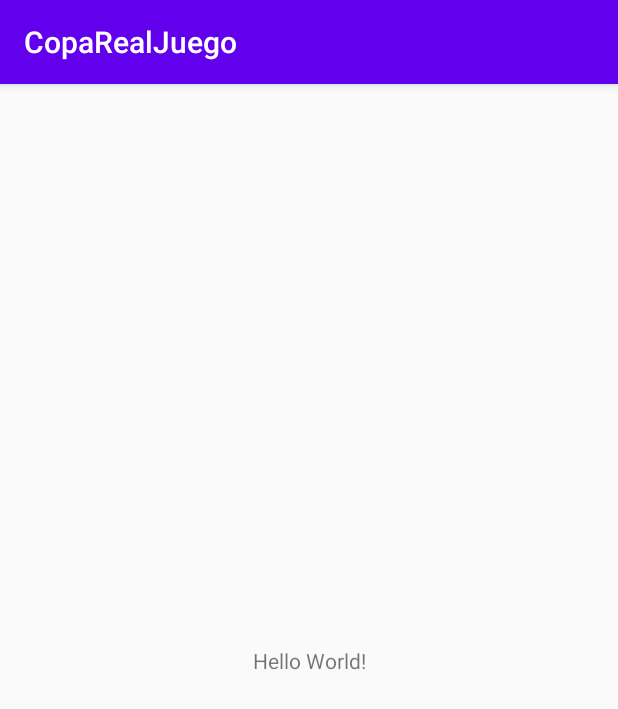
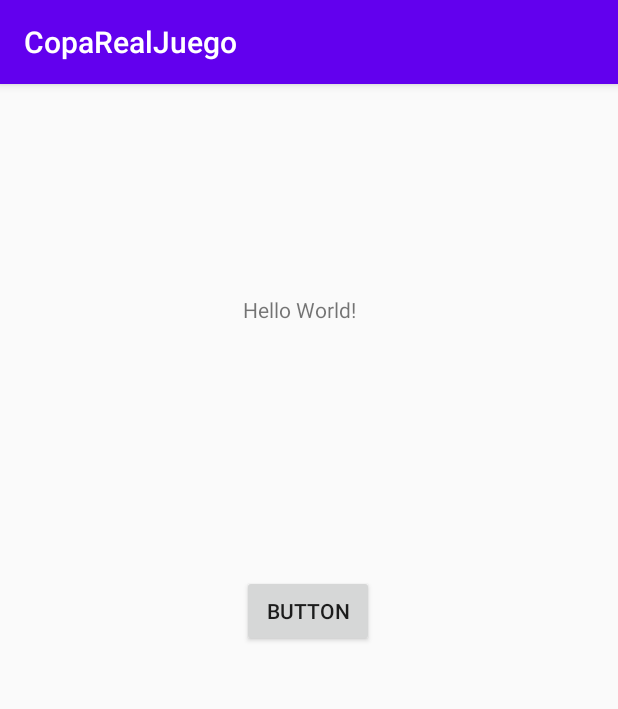
Before and after one commit to Elnuget/CopaRealJuego, an Android app: the screen it shows after launch (MainActivity), on a phone screen of 412 x 824 dp. Shown: the top 709 px of the screen. Run offline under Robolectric (Android 15) with nearby library versions, the phone set to English and light mode, and no system bars.

Commit message:
Pagina de inicio

```diff
--- a/app/src/main/res/layout/activity_main.xml
+++ b/app/src/main/res/layout/activity_main.xml
@@ -7,12 +7,27 @@
     tools:context=".MainActivity">
 
     <TextView
+        android:id="@+id/textView"
         android:layout_width="wrap_content"
         android:layout_height="wrap_content"
         android:text="Hello World!"
         app:layout_constraintBottom_toBottomOf="parent"
         app:layout_constraintEnd_toEndOf="parent"
+        app:layout_constraintHorizontal_bias="0.482"
         app:layout_constraintStart_toStartOf="parent"
-        app:layout_constraintTop_toTopOf="parent" />
+        app:layout_constraintTop_toTopOf="parent"
+        app:layout_constraintVertical_bias="0.188" />
+
+    <Button
+        android:id="@+id/button"
+        android:layout_width="wrap_content"
+        android:layout_height="wrap_content"
+        android:text="Button"
+        app:layout_constraintBottom_toBottomOf="parent"
+        app:layout_constraintEnd_toEndOf="parent"
+        app:layout_constraintHorizontal_bias="0.498"
+        app:layout_constraintStart_toStartOf="parent"
+        app:layout_constraintTop_toTopOf="parent"
+        app:layout_constraintVertical_bias="0.455" />
 
 </android.support.constraint.ConstraintLayout>
```
